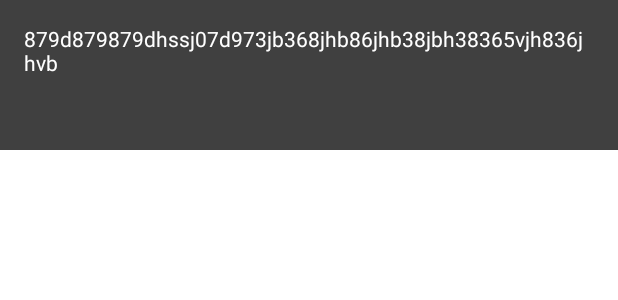
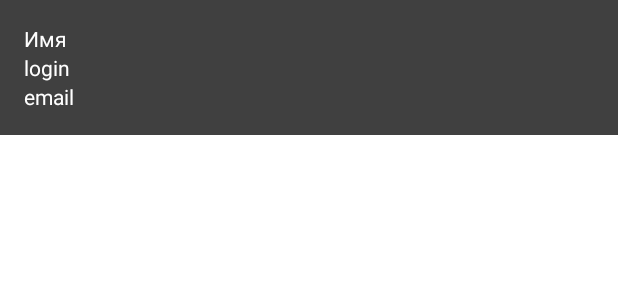
Before and after one commit to eMikhalets/VoteApp, an Android app: the layout nav_header.xml on its own in the app's theme, with its tools: preview values and no code run, on a phone screen of 412 x 824 dp. Shown: the top 300 px of the screen. Run offline under Robolectric (Android 15) with nearby library versions, the phone set to English and light mode, and no system bars.

Commit message:
Login, profile fixes

```diff
--- a/app/src/main/java/com/supercasual/fourtop/uiauth/AuthRepository.java
+++ b/app/src/main/java/com/supercasual/fourtop/uiauth/AuthRepository.java
@@ -92,7 +92,7 @@ public class AuthRepository {
                                      liveData.setValue(new AppResponse(response.body().getData()));
                                      break;
                                  default:
-                                     liveData.setValue(new AppResponse(String.valueOf(code)));
+                                     liveData.setValue(new AppResponse(""));
                                      break;
                              }
                          }
@@ -121,7 +121,7 @@ public class AuthRepository {
                                      liveData.setValue(new AppResponse(response.body().getData()));
                                      break;
                                  default:
-                                     liveData.setValue(new AppResponse(String.valueOf(code)));
+                                     liveData.setValue(new AppResponse(""));
                                      break;
                              }
                          }
--- a/app/src/main/java/com/supercasual/fourtop/uimain/ProfileFragment.java
+++ b/app/src/main/java/com/supercasual/fourtop/uimain/ProfileFragment.java
@@ -50,10 +50,10 @@ public class ProfileFragment extends Fragment {
         viewModel.profile(token);
         viewModel.getLiveData().observe(getViewLifecycleOwner(), appResponse -> {
             if (appResponse.getDataProfile() != null) {
-                binding.setProfile(appResponse.getDataProfile());
+                binding.setViewModel(viewModel);
             } else {
-                // Temp
-                Toast.makeText(getContext(), appResponse.getDataString(), Toast.LENGTH_SHORT).show();
+                Toast.makeText(getContext(), getString(R.string.loading_error),
+                        Toast.LENGTH_SHORT).show();
             }
         });
     }
--- a/app/src/main/res/layout/nav_header.xml
+++ b/app/src/main/res/layout/nav_header.xml
@@ -8,17 +8,34 @@
 
     <LinearLayout
         android:layout_width="match_parent"
-        android:layout_height="100dp"
+        android:layout_height="wrap_content"
         android:background="#404040"
+        android:orientation="vertical"
         android:padding="16dp">
 
         <TextView
-            android:id="@+id/navHeader_text_token"
+            android:id="@+id/text_name"
             android:layout_width="match_parent"
             android:layout_height="wrap_content"
             android:gravity="start"
             android:textColor="@android:color/white"
-            tools:text="879d879879dhssj07d973jb368jhb86jhb38jbh38365vjh836jhvb" />
+            tools:text="Имя" />
+
+        <TextView
+            android:id="@+id/text_login"
+            android:layout_width="match_parent"
+            android:layout_height="wrap_content"
+            android:gravity="start"
+            android:textColor="@android:color/white"
+            tools:text="login" />
+
+        <TextView
+            android:id="@+id/text_email"
+            android:layout_width="match_parent"
+            android:layout_height="wrap_content"
+            android:gravity="start"
+            android:textColor="@android:color/white"
+            tools:text="email" />
 
     </LinearLayout>
 </layout>
--- a/app/src/main/res/values/strings.xml
+++ b/app/src/main/res/values/strings.xml
@@ -1,6 +1,7 @@
 <resources>
     <string name="app_name">Four Top</string>
     <string name="section_in_development">Раздел находится в разработке</string>
+    <string name="loading_error">Ошибка загрузки данных</string>
 
     <!-- FRAGMENTS LABELS for navigation component -->
     <string name="label_fragment_login">Авторизация</string>
```
Also changed, not shown: app/src/main/java/com/supercasual/fourtop/uiauth/LoginFragment.java (+21 -6 lines), app/src/main/java/com/supercasual/fourtop/uiauth/RegisterFragment.java (+19 -0 lines), app/src/main/java/com/supercasual/fourtop/uimain/MainActivity.java (+0 -8 lines), app/src/main/java/com/supercasual/fourtop/uimain/MainRepository.java (+4 -7 lines), app/src/main/res/layout/fragment_profile.xml (+8 -8 lines).
